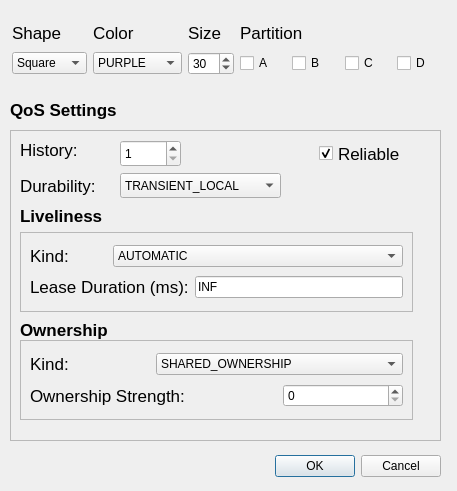
This is utils/ShapesDemo/forms/publishdialog.ui in eProsima/Fast-DDS as Qt 5 draws it before an edit. The edited form follows.
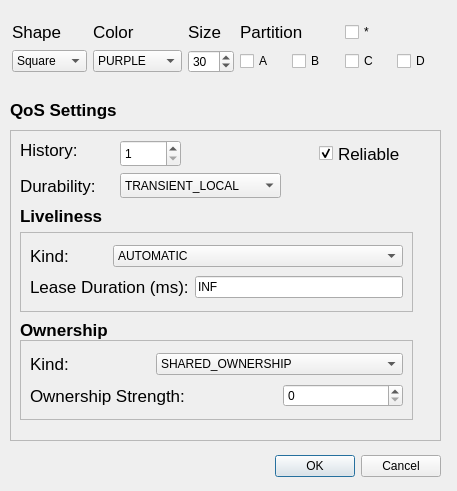
This is the edited form.

```diff
--- a/utils/ShapesDemo/forms/publishdialog.ui
+++ b/utils/ShapesDemo/forms/publishdialog.ui
@@ -276,7 +276,7 @@
      <x>12</x>
      <y>20</y>
      <width>431</width>
-     <height>55</height>
+     <height>57</height>
     </rect>
    </property>
    <layout class="QGridLayout" name="gridLayout">
@@ -441,6 +441,13 @@
       </property>
      </widget>
     </item>
+    <item row="0" column="5">
+     <widget class="QCheckBox" name="checkBox_Asterisk">
+      <property name="text">
+       <string>*</string>
+      </property>
+     </widget>
+    </item>
    </layout>
   </widget>
   <widget class="QLabel" name="label_5">
```
